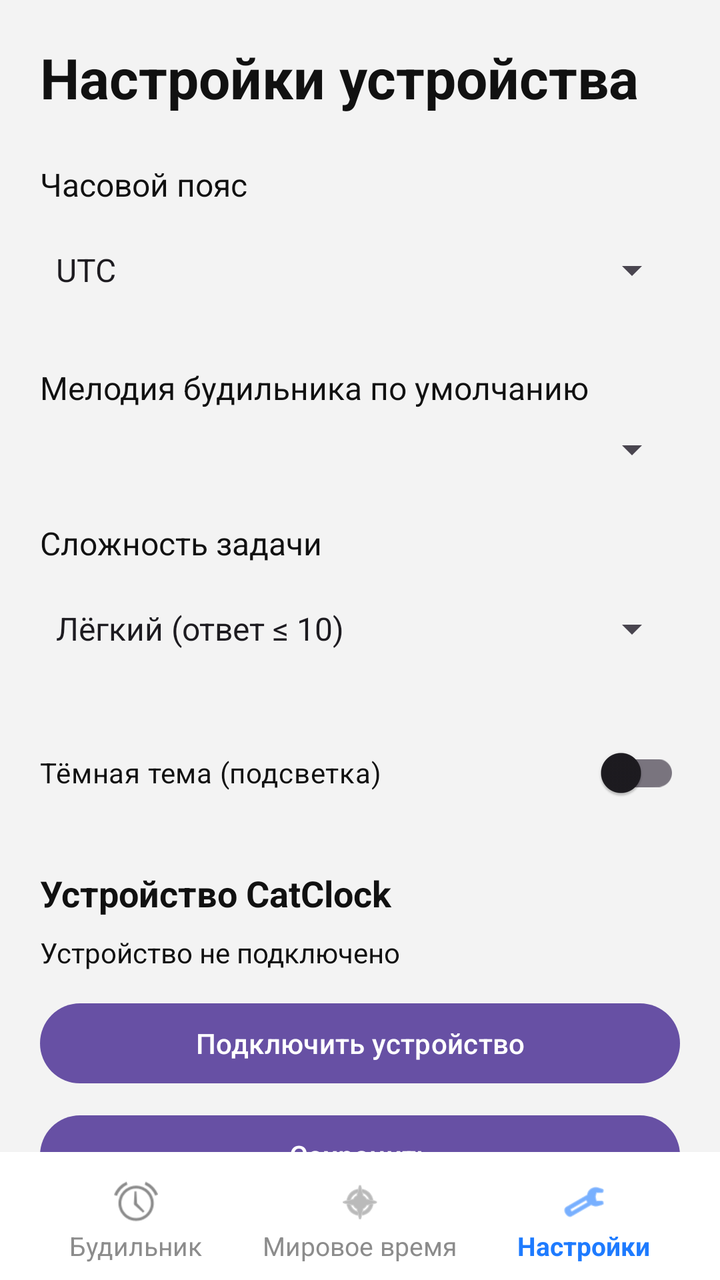
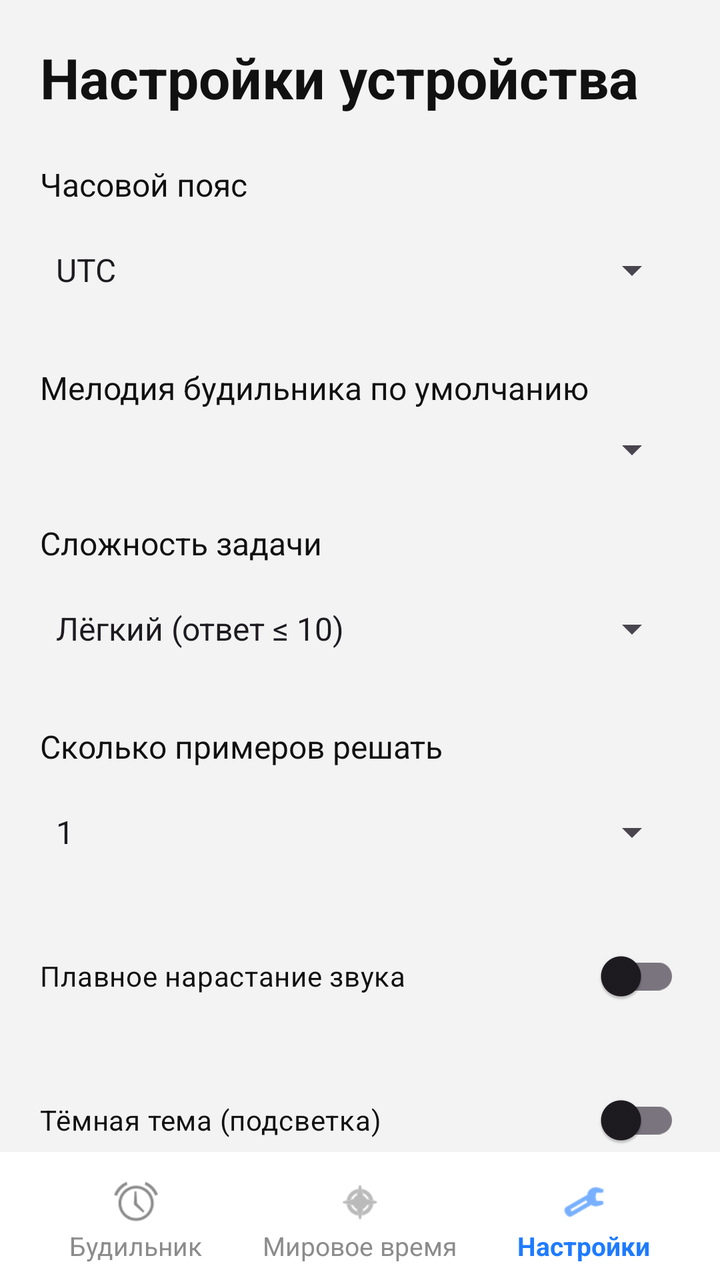

Screens rendered from an Android XML layout before and after an edit, with the pre-edit source and the edit as a unified diff.
<!-- AndroidManifest.xml: application theme Theme.Clock2 -->
<!-- res/layout/activity_settings.xml -->
<?xml version="1.0" encoding="utf-8"?>
<FrameLayout xmlns:android="http://schemas.android.com/apk/res/android"
    xmlns:app="http://schemas.android.com/apk/res-auto"
    android:layout_width="match_parent"
    android:layout_height="match_parent"
    android:background="@color/main_screen_bg">

    <LinearLayout
        android:layout_width="match_parent"
        android:layout_height="match_parent"
        android:orientation="vertical"
        android:padding="20dp"
        android:paddingBottom="88dp">

        <TextView
            android:layout_width="wrap_content"
            android:layout_height="wrap_content"
            android:layout_marginBottom="24dp"
            android:text="@string/settings_title"
            android:textColor="@color/main_time_color"
            android:textSize="28sp"
            android:textStyle="bold" />

        <TextView
            android:layout_width="wrap_content"
            android:layout_height="wrap_content"
            android:layout_marginBottom="8dp"
            android:text="@string/timezone_label"
            android:textColor="@color/main_time_color"
            android:textSize="16sp" />

        <Spinner
            android:id="@+id/spinner_timezone"
            android:layout_width="match_parent"
            android:layout_height="48dp"
            android:layout_marginBottom="24dp"
            android:entries="@array/timezones" />

        <TextView
            android:layout_width="wrap_content"
            android:layout_height="wrap_content"
            android:layout_marginBottom="8dp"
            android:text="@string/alarm_tone_settings_label"
            android:textColor="@color/main_time_color"
            android:textSize="16sp" />

        <Spinner
            android:id="@+id/spinner_alarm_tone_settings"
            android:layout_width="match_parent"
            android:layout_height="wrap_content"
            android:layout_marginBottom="24dp" />

        <TextView
            android:layout_width="wrap_content"
            android:layout_height="wrap_content"
            android:layout_marginBottom="8dp"
            android:text="@string/difficulty_label"
            android:textColor="@color/main_time_color"
            android:textSize="16sp" />

        <Spinner
            android:id="@+id/spinner_difficulty"
            android:layout_width="match_parent"
            android:layout_height="48dp"
            android:layout_marginBottom="24dp"
            android:entries="@array/difficulty_levels" />

        <com.google.android.material.switchmaterial.SwitchMaterial
            android:id="@+id/switch_theme"
            android:layout_width="match_parent"
            android:layout_height="wrap_content"
            android:layout_marginBottom="24dp"
            android:text="@string/dark_theme_label"
            android:textColor="@color/main_time_color" />

        <TextView
            android:layout_width="wrap_content"
            android:layout_height="wrap_content"
            android:layout_marginBottom="8dp"
            android:text="@string/device_section_title"
            android:textColor="@color/main_time_color"
            android:textSize="18sp"
            android:textStyle="bold" />

        <TextView
            android:id="@+id/tv_device_status"
            android:layout_width="match_parent"
            android:layout_height="wrap_content"
            android:layout_marginBottom="12dp"
            android:text="@string/device_status_not_paired"
            android:textColor="@color/main_time_color"
            android:textSize="14sp" />

        <Button
            android:id="@+id/btn_device_connect"
            android:layout_width="match_parent"
            android:layout_height="48dp"
            android:layout_marginBottom="8dp"
            android:text="@string/device_connect_button" />

        <Button
            android:id="@+id/btn_device_sync"
            android:layout_width="match_parent"
            android:layout_height="48dp"
            android:layout_marginBottom="8dp"
            android:text="@string/device_sync_now_button"
            android:visibility="gone" />

        <Button
            android:id="@+id/btn_device_disconnect"
            android:layout_width="match_parent"
            android:layout_height="48dp"
            android:layout_marginBottom="24dp"
            android:text="@string/device_disconnect_button"
            android:visibility="gone" />

        <Button
            android:id="@+id/btn_save_settings"
            android:layout_width="match_parent"
            android:layout_height="48dp"
            android:text="@string/save_settings" />

    </LinearLayout>

    <LinearLayout
        android:layout_width="match_parent"
        android:layout_height="64dp"
        android:layout_gravity="bottom"
        android:background="@color/main_bottom_nav_bg"
        android:orientation="horizontal"
        android:paddingHorizontal="12dp">

        <LinearLayout
            android:id="@+id/nav_alarm"
            android:layout_width="0dp"
            android:layout_height="match_parent"
            android:layout_weight="1"
            android:gravity="center"
            android:orientation="vertical"
            android:paddingTop="6dp">

            <ImageView
                android:layout_width="22dp"
                android:layout_height="22dp"
                android:src="@android:drawable/ic_lock_idle_alarm"
                app:tint="@color/main_nav_inactive" />

            <TextView
                android:layout_width="wrap_content"
                android:layout_height="wrap_content"
                android:layout_marginTop="2dp"
                android:text="@string/nav_alarm"
                android:textColor="@color/main_nav_inactive"
                android:textSize="13sp" />
        </LinearLayout>

        <LinearLayout
            android:id="@+id/nav_world_time"
            android:layout_width="0dp"
            android:layout_height="match_parent"
            android:layout_weight="1"
            android:gravity="center"
            android:orientation="vertical"
            android:paddingTop="6dp">

            <ImageView
                android:layout_width="22dp"
                android:layout_height="22dp"
                android:src="@android:drawable/ic_menu_compass"
                app:tint="@color/main_nav_inactive" />

            <TextView
                android:layout_width="wrap_content"
                android:layout_height="wrap_content"
                android:layout_marginTop="2dp"
                android:text="@string/nav_world_time"
                android:textColor="@color/main_nav_inactive"
                android:textSize="13sp" />
        </LinearLayout>

        <LinearLayout
            android:id="@+id/nav_settings"
            android:layout_width="0dp"
            android:layout_height="match_parent"
            android:layout_weight="1"
            android:gravity="center"
            android:orientation="vertical"
            android:paddingTop="6dp">

            <ImageView
                android:layout_width="22dp"
                android:layout_height="22dp"
                android:src="@android:drawable/ic_menu_manage"
                app:tint="@color/main_fab_blue" />

            <TextView
                android:layout_width="wrap_content"
                android:layout_height="wrap_content"
                android:layout_marginTop="2dp"
                android:text="@string/nav_settings"
                android:textColor="@color/main_fab_blue"
                android:textSize="13sp"
                android:textStyle="bold" />
        </LinearLayout>

    </LinearLayout>

</FrameLayout>
<!-- resources referenced by this layout -->
<resources>
  <string-array name="difficulty_levels">
          <item>Лёгкий (ответ ≤ 10)</item>
          <item>Средний (ответ ≤ 50)</item>
          <item>Сложный (ответ ≤ 100)</item>
      </string-array>
  <string-array name="timezones">
          <item>UTC</item>
          <item>Europe/Moscow</item>
          <item>Asia/Novosibirsk</item>
          <item>Europe/London</item>
          <item>Europe/Paris</item>
          <item>America/New_York</item>
          <item>America/Los_Angeles</item>
          <item>Asia/Tokyo</item>
          <item>Asia/Shanghai</item>
          <item>Australia/Sydney</item>
      </string-array>
  <color name="main_bottom_nav_bg">#FFFFFF</color>
  <color name="main_fab_blue">#1E7BFF</color>
  <color name="main_nav_inactive">#8C8C8C</color>
  <color name="main_screen_bg">#F3F3F3</color>
  <color name="main_time_color">#111111</color>
  <string name="alarm_tone_settings_label">Мелодия будильника по умолчанию</string>
  <string name="dark_theme_label">Тёмная тема (подсветка)</string>
  <string name="device_connect_button">Подключить устройство</string>
  <string name="device_disconnect_button">Отключить устройство</string>
  <string name="device_section_title">Устройство CatClock</string>
  <string name="device_status_not_paired">Устройство не подключено</string>
  <string name="device_sync_now_button">Синхронизировать сейчас</string>
  <string name="difficulty_label">Сложность задачи</string>
  <string name="nav_alarm">Будильник</string>
  <string name="nav_settings">Настройки</string>
  <string name="nav_world_time">Мировое время</string>
  <string name="save_settings">Сохранить</string>
  <string name="settings_title">Настройки устройства</string>
  <string name="timezone_label">Часовой пояс</string>
  <style name="Theme.Clock2" parent="Base.Theme.Clock2" />
  <style name="Base.Theme.Clock2" parent="Theme.Material3.DayNight.NoActionBar">
          
          
      </style>
</resources>

<!-- the commit's change to res/layout/activity_settings.xml (unified diff, before → after) -->
@@ -64,6 +64,29 @@
             android:layout_height="48dp"
             android:layout_marginBottom="24dp"
             android:entries="@array/difficulty_levels" />
+
+        <TextView
+            android:layout_width="wrap_content"
+            android:layout_height="wrap_content"
+            android:layout_marginBottom="8dp"
+            android:text="@string/equation_count_label"
+            android:textColor="@color/main_time_color"
+            android:textSize="16sp" />
+
+        <Spinner
+            android:id="@+id/spinner_equation_count"
+            android:layout_width="match_parent"
+            android:layout_height="48dp"
+            android:layout_marginBottom="24dp"
+            android:entries="@array/equation_counts" />
+
+        <com.google.android.material.switchmaterial.SwitchMaterial
+            android:id="@+id/switch_fade_in"
+            android:layout_width="match_parent"
+            android:layout_height="wrap_content"
+            android:layout_marginBottom="24dp"
+            android:text="@string/fade_in_label"
+            android:textColor="@color/main_time_color" />
 
         <com.google.android.material.switchmaterial.SwitchMaterial
             android:id="@+id/switch_theme"
<!-- resource entries referenced after the edit -->
@@ -4,6 +4,18 @@
           <item>Лёгкий (ответ ≤ 10)</item>
           <item>Средний (ответ ≤ 50)</item>
           <item>Сложный (ответ ≤ 100)</item>
+      </string-array>
+  <string-array name="equation_counts">
+          <item>1</item>
+          <item>2</item>
+          <item>3</item>
+          <item>4</item>
+          <item>5</item>
+          <item>6</item>
+          <item>7</item>
+          <item>8</item>
+          <item>9</item>
+          <item>10</item>
       </string-array>
   <string-array name="timezones">
           <item>UTC</item>
@@ -30,6 +42,8 @@
   <string name="device_status_not_paired">Устройство не подключено</string>
   <string name="device_sync_now_button">Синхронизировать сейчас</string>
   <string name="difficulty_label">Сложность задачи</string>
+  <string name="equation_count_label">Сколько примеров решать</string>
+  <string name="fade_in_label">Плавное нарастание звука</string>
   <string name="nav_alarm">Будильник</string>
   <string name="nav_settings">Настройки</string>
   <string name="nav_world_time">Мировое время</string>
